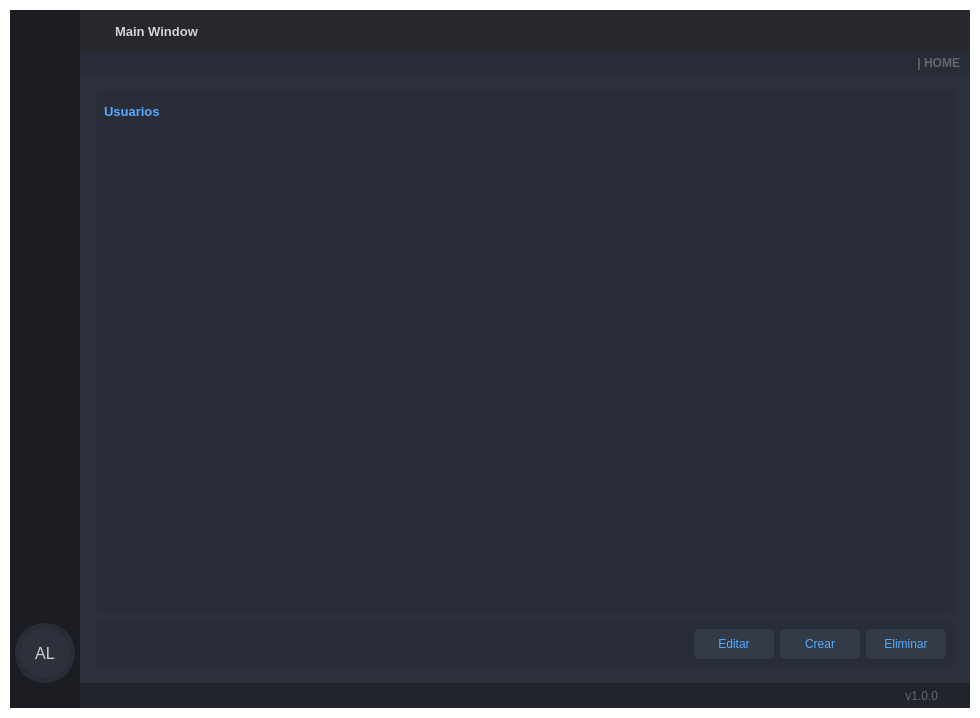
The window that visuals/GUI_BASE.ui (dariolggomez/HEATS-BOARD) describes before a commit, drawn with Qt 5.
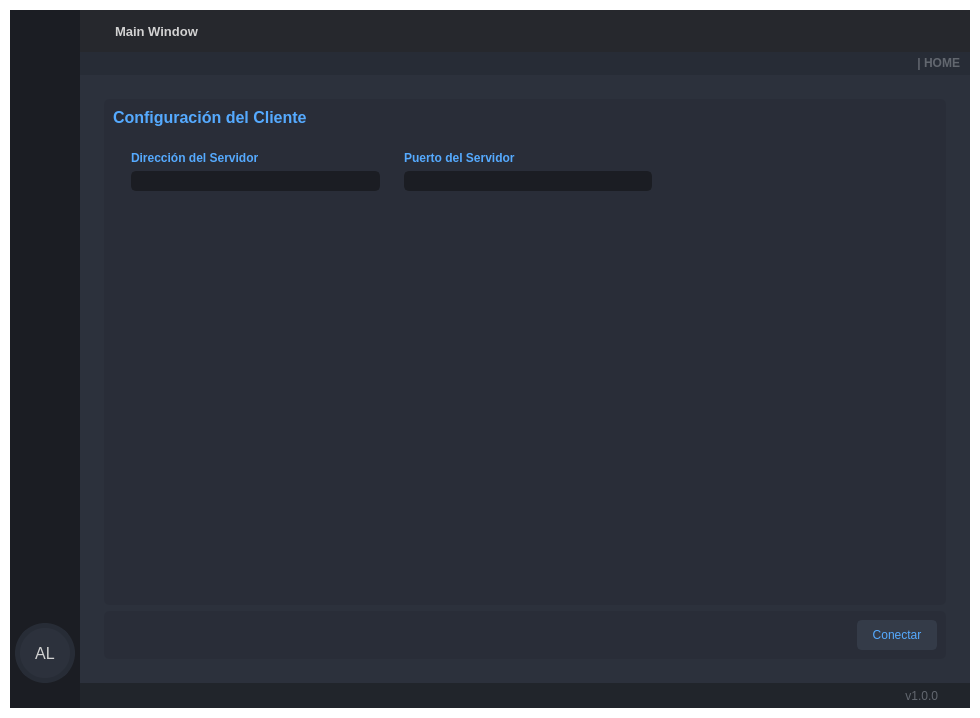
The same window after the commit. Icons and pictures are not drawn.

Commit message: created network ui

Patch:
```diff
--- a/visuals/GUI_BASE.ui
+++ b/visuals/GUI_BASE.ui
@@ -1563,7 +1563,7 @@
 color: rgb(85, 170, 255);</string>
                   </property>
                   <property name="currentIndex">
-                   <number>1</number>
+                   <number>3</number>
                   </property>
                   <widget class="QWidget" name="page_home">
                    <layout class="QVBoxLayout" name="verticalLayout_10">
@@ -3185,6 +3185,289 @@
                     </item>
                    </layout>
                   </widget>
+                  <widget class="QWidget" name="page_network">
+                   <layout class="QVBoxLayout" name="verticalLayout_22">
+                    <item>
+                     <widget class="QFrame" name="content_network">
+                      <property name="styleSheet">
+                       <string notr="true"/>
+                      </property>
+                      <property name="frameShape">
+                       <enum>QFrame::StyledPanel</enum>
+                      </property>
+                      <property name="frameShadow">
+                       <enum>QFrame::Raised</enum>
+                      </property>
+                      <layout class="QVBoxLayout" name="verticalLayout_14">
+                       <item>
+                        <widget class="QFrame" name="frame_network_1">
+                         <property name="styleSheet">
+                          <string notr="true">background-color: rgb(41, 45, 56);
+border-radius: 5px;</string>
+                         </property>
+                         <property name="frameShape">
+                          <enum>QFrame::StyledPanel</enum>
+                         </property>
+                         <property name="frameShadow">
+                          <enum>QFrame::Raised</enum>
+                         </property>
+                         <layout class="QVBoxLayout" name="verticalLayout_24">
+                          <item>
+                           <widget class="QLabel" name="labelHeaderUser_2">
+                            <property name="maximumSize">
+                             <size>
+                              <width>16777215</width>
+                              <height>30</height>
+                             </size>
+                            </property>
+                            <property name="font">
+                             <font>
+                              <family>Segoe UI</family>
+                              <pointsize>12</pointsize>
+                              <weight>75</weight>
+                              <bold>true</bold>
+                             </font>
+                            </property>
+                            <property name="styleSheet">
+                             <string notr="true"/>
+                            </property>
+                            <property name="text">
+                             <string>Configuración del Cliente</string>
+                            </property>
+                           </widget>
+                          </item>
+                          <item>
+                           <widget class="QFrame" name="frame_11">
+                            <property name="frameShape">
+                             <enum>QFrame::StyledPanel</enum>
+                            </property>
+                            <property name="frameShadow">
+                             <enum>QFrame::Raised</enum>
+                            </property>
+                            <layout class="QHBoxLayout" name="horizontalLayout_14">
+                             <item>
+                              <widget class="QFrame" name="frame_12">
+                               <property name="frameShape">
+                                <enum>QFrame::StyledPanel</enum>
+                               </property>
+                               <property name="frameShadow">
+                                <enum>QFrame::Raised</enum>
+                               </property>
+                               <layout class="QVBoxLayout" name="verticalLayout_21">
+                                <item>
+                                 <widget class="QLabel" name="labelHeaderUser_3">
+                                  <property name="maximumSize">
+                                   <size>
+                                    <width>16777215</width>
+                                    <height>25</height>
+                                   </size>
+                                  </property>
+                                  <property name="font">
+                                   <font>
+                                    <family>Segoe UI</family>
+                                    <pointsize>9</pointsize>
+                                    <weight>75</weight>
+                                    <bold>true</bold>
+                                   </font>
+                                  </property>
+                                  <property name="styleSheet">
+                                   <string notr="true"/>
+                                  </property>
+                                  <property name="text">
+                                   <string>Dirección del Servidor</string>
+                                  </property>
+                                 </widget>
+                                </item>
+                                <item>
+                                 <widget class="QLineEdit" name="lineEdit_2">
+                                  <property name="styleSheet">
+                                   <string notr="true">QLineEdit {
+	background-color: rgb(27, 29, 35);
+	border-radius: 5px;
+	border: 2px solid rgb(27, 29, 35);
+	padding-left: 10px;
+}
+QLineEdit:hover {
+	border: 2px solid rgb(64, 71, 88);
+}
+QLineEdit:focus {
+	border: 2px solid rgb(91, 101, 124);
+}</string>
+                                  </property>
+                                 </widget>
+                                </item>
+                                <item>
+                                 <spacer name="verticalSpacer">
+                                  <property name="orientation">
+                                   <enum>Qt::Vertical</enum>
+                                  </property>
+                                  <property name="sizeHint" stdset="0">
+                                   <size>
+                                    <width>20</width>
+                                    <height>331</height>
+                                   </size>
+                                  </property>
+                                 </spacer>
+                                </item>
+                               </layout>
+                              </widget>
+                             </item>
+                             <item>
+                              <widget class="QFrame" name="frame_13">
+                               <property name="frameShape">
+                                <enum>QFrame::StyledPanel</enum>
+                               </property>
+                               <property name="frameShadow">
+                                <enum>QFrame::Raised</enum>
+                               </property>
+                               <layout class="QVBoxLayout" name="verticalLayout_23">
+                                <item>
+                                 <widget class="QLabel" name="labelHeaderUser_4">
+                                  <property name="maximumSize">
+                                   <size>
+                                    <width>16777215</width>
+                                    <height>25</height>
+                                   </size>
+                                  </property>
+                                  <property name="font">
+                                   <font>
+                                    <family>Segoe UI</family>
+                                    <pointsize>9</pointsize>
+                                    <weight>75</weight>
+                                    <bold>true</bold>
+                                   </font>
+                                  </property>
+                                  <property name="styleSheet">
+                                   <string notr="true"/>
+                                  </property>
+                                  <property name="text">
+                                   <string>Puerto del Servidor</string>
+                                  </property>
+                                 </widget>
+                                </item>
+                                <item>
+                                 <widget class="QLineEdit" name="lineEdit_3">
+                                  <property name="styleSheet">
+                                   <string notr="true">QLineEdit {
+	background-color: rgb(27, 29, 35);
+	border-radius: 5px;
+	border: 2px solid rgb(27, 29, 35);
+	padding-left: 10px;
+}
+QLineEdit:hover {
+	border: 2px solid rgb(64, 71, 88);
+}
+QLineEdit:focus {
+	border: 2px solid rgb(91, 101, 124);
+}</string>
+                                  </property>
+                                 </widget>
+                                </item>
+                                <item>
+                                 <spacer name="verticalSpacer_2">
+                                  <property name="orientation">
+                                   <enum>Qt::Vertical</enum>
+                                  </property>
+                                  <property name="sizeHint" stdset="0">
+                                   <size>
+                                    <width>20</width>
+                                    <height>331</height>
+                                   </size>
+                                  </property>
+                                 </spacer>
+                                </item>
+                               </layout>
+                              </widget>
+                             </item>
+                             <item>
+                              <spacer name="horizontalSpacer_3">
+                               <property name="orientation">
+                                <enum>Qt::Horizontal</enum>
+                               </property>
+                               <property name="sizeHint" stdset="0">
+                                <size>
+                                 <width>256</width>
+                                 <height>38</height>
+                                </size>
+                               </property>
+                              </spacer>
+                             </item>
+                            </layout>
+                           </widget>
+                          </item>
+                         </layout>
+                        </widget>
+                       </item>
+                       <item>
+                        <widget class="QFrame" name="frame_network_2">
+                         <property name="styleSheet">
+                          <string notr="true">background-color: rgb(41, 45, 56);
+border-radius: 5px;</string>
+                         </property>
+                         <property name="frameShape">
+                          <enum>QFrame::StyledPanel</enum>
+                         </property>
+                         <property name="frameShadow">
+                          <enum>QFrame::Raised</enum>
+                         </property>
+                         <layout class="QHBoxLayout" name="horizontalLayout_13">
+                          <item>
+                           <spacer name="horizontalSpacer_2">
+                            <property name="orientation">
+                             <enum>Qt::Horizontal</enum>
+                            </property>
+                            <property name="sizeHint" stdset="0">
+                             <size>
+                              <width>351</width>
+                              <height>20</height>
+                             </size>
+                            </property>
+                           </spacer>
+                          </item>
+                          <item>
+                           <widget class="QPushButton" name="eliminateBtn_2">
+                            <property name="enabled">
+                             <bool>true</bool>
+                            </property>
+                            <property name="minimumSize">
+                             <size>
+                              <width>80</width>
+                              <height>30</height>
+                             </size>
+                            </property>
+                            <property name="font">
+                             <font>
+                              <pointsize>9</pointsize>
+                             </font>
+                            </property>
+                            <property name="styleSheet">
+                             <string notr="true">QPushButton {
+	border: 2px solid rgb(52, 59, 72);
+	border-radius: 5px;	
+	background-color: rgb(52, 59, 72);
+}
+QPushButton:hover {
+	background-color: rgb(57, 65, 80);
+	border: 2px solid rgb(61, 70, 86);
+}
+QPushButton:pressed {	
+	background-color: rgb(35, 40, 49);
+	border: 2px solid rgb(43, 50, 61);
+}</string>
+                            </property>
+                            <property name="text">
+                             <string>Conectar</string>
+                            </property>
+                           </widget>
+                          </item>
+                         </layout>
+                        </widget>
+                       </item>
+                      </layout>
+                     </widget>
+                    </item>
+                   </layout>
+                  </widget>
                  </widget>
                 </item>
                </layout>
```
Left out of the diff: 2 changed lines with no effect on the pictures. The commit also changes 2 other files.
